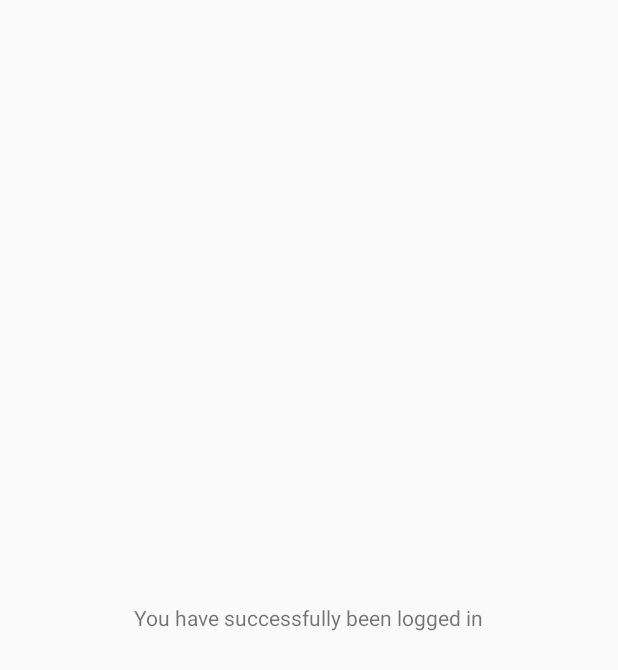
After one commit to prabhatdev/TeamPhi, an Android app: the BillActivity screen opened directly, with no data from a screen before it, on a phone screen of 412 x 824 dp. The commit adds this screen. Shown: the top 670 px of the screen. Run offline under Robolectric (Android 15) with nearby library versions, the phone set to English and light mode, and no system bars.

Commit message:
Some bugs fixed.

```diff
--- a/app/src/main/AndroidManifest.xml
+++ b/app/src/main/AndroidManifest.xml
@@ -19,7 +19,11 @@
                 <category android:name="android.intent.category.LAUNCHER" />
             </intent-filter>
         </activity>
-        <activity android:name=".Main2Activity"></activity>
+        <activity
+            android:name=".mvvm.activity.Bills.BillActivity"
+            android:label="@string/title_activity_bill"
+            android:theme="@style/AppTheme"></activity>
+        <activity android:name=".mvvm.activity.RegisterActivity.RegisterActivity"></activity>
     </application>
 
 </manifest>
--- /dev/null
+++ b/app/src/main/java/com/example/prabh/teamphi/mvvm/activity/Bills/BillActivity.kt
@@ -0,0 +1,13 @@
+package com.example.prabh.teamphi.mvvm.activity.Bills
+
+import android.os.Bundle
+import android.support.v7.app.AppCompatActivity
+import com.example.prabh.teamphi.R
+
+class BillActivity : AppCompatActivity() {
+
+    override fun onCreate(savedInstanceState: Bundle?) {
+        super.onCreate(savedInstanceState)
+        setContentView(R.layout.activity_bill)
+    }
+}
--- /dev/null
+++ b/app/src/main/res/layout/activity_bill.xml
@@ -0,0 +1,17 @@
+<?xml version="1.0" encoding="utf-8"?>
+<RelativeLayout xmlns:android="http://schemas.android.com/apk/res/android"
+    xmlns:app="http://schemas.android.com/apk/res-auto"
+    xmlns:tools="http://schemas.android.com/tools"
+    android:layout_width="match_parent"
+    android:layout_height="match_parent"
+    tools:context=".mvvm.activity.Bills.BillActivity">
+
+    <TextView
+        android:layout_width="wrap_content"
+        android:layout_height="wrap_content"
+        android:text="You have successfully been logged in"
+        android:layout_centerHorizontal="true"
+        android:layout_centerVertical="true"
+        />
+
+</RelativeLayout>
--- a/app/src/main/res/layout/activity_main2.xml
+++ b/app/src/main/res/layout/activity_register.xml
@@ -4,7 +4,7 @@
     xmlns:tools="http://schemas.android.com/tools"
     android:layout_width="match_parent"
     android:layout_height="match_parent"
-    tools:context="com.example.prabh.teamphi.Main2Activity">
+    tools:context="com.example.prabh.teamphi.mvvm.activity.RegisterActivity.RegisterActivity">
 
 
     <ImageView
@@ -90,7 +90,6 @@
         <RelativeLayout
             android:layout_width="match_parent"
             android:layout_height="match_parent">
-
             <TextView
                 android:id="@+id/textView3"
                 android:layout_width="wrap_content"
--- /dev/null
+++ b/app/src/main/res/values/dimens.xml
@@ -0,0 +1,3 @@
+<resources>
+    <dimen name="fab_margin">16dp</dimen>
+</resources>
--- a/app/src/main/res/values/strings.xml
+++ b/app/src/main/res/values/strings.xml
@@ -1,3 +1,4 @@
 <resources>
     <string name="app_name">TeamPhi</string>
+    <string name="title_activity_bill">BillActivity</string>
 </resources>
--- a/app/src/main/res/values/styles.xml
+++ b/app/src/main/res/values/styles.xml
@@ -1,11 +1,15 @@
 <resources>
 
     <!-- Base application theme. -->
-    <style name="AppTheme" parent="Base.Theme.AppCompat.Light.DarkActionBar">
+    <style name="AppTheme" parent="Theme.AppCompat.DayNight.NoActionBar">
         <!-- Customize your theme here. -->
         <item name="colorPrimary">@color/colorPrimary</item>
         <item name="colorPrimaryDark">@color/colorPrimaryDark</item>
         <item name="colorAccent">@color/colorAccent</item>
     </style>
 
+    <style name="AppTheme.AppBarOverlay" parent="ThemeOverlay.AppCompat.Dark.ActionBar" />
+
+    <style name="AppTheme.PopupOverlay" parent="ThemeOverlay.AppCompat.Light" />
+
 </resources>
```
Also changed, not shown: app/build.gradle (+6 -4 lines), app/src/main/java/com/example/prabh/teamphi/Main2Activity.kt (deleted, +0 -12 lines), app/src/main/java/com/example/prabh/teamphi/mvvm/activity/RegisterActivity/RegisterActivity.kt (added, +13 -0 lines), app/src/main/java/com/example/prabh/teamphi/mvvm/activity/mainactivity/MainActivity.kt (+9 -8 lines), app/src/main/res/layout/activity_main.xml (+6 -8 lines), app/src/main/res/layout/content_bill.xml (added, +11 -0 lines), app/src/main/res/drawable/logo.jpg (added).
